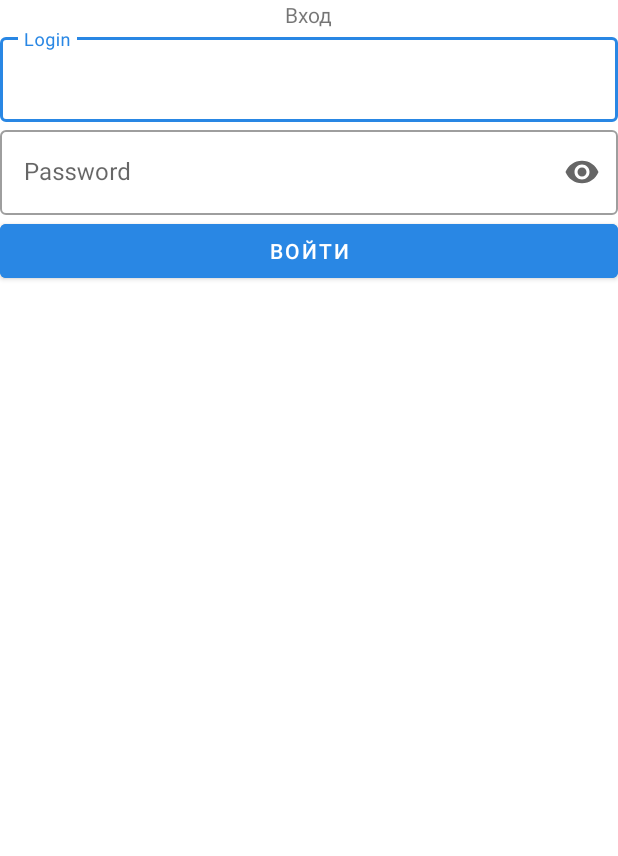
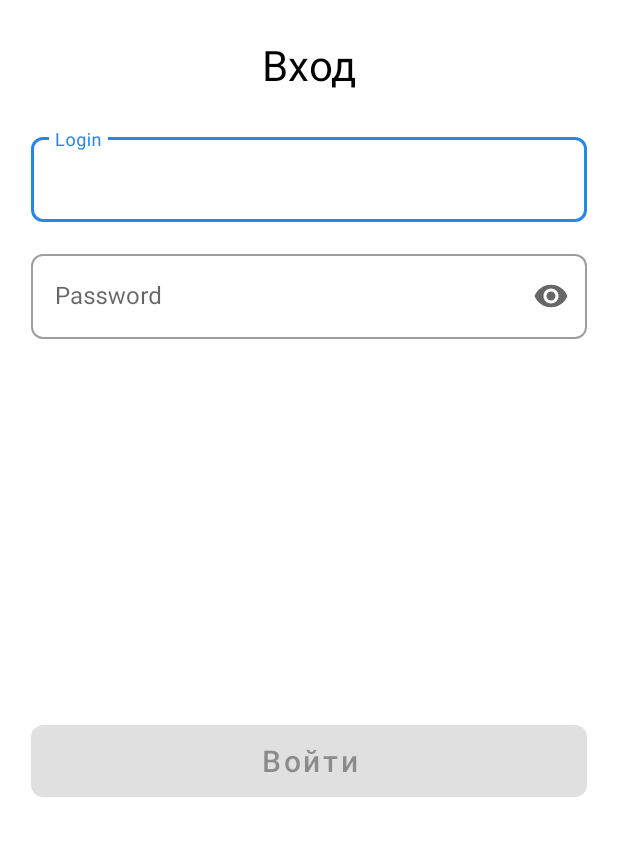
Before and after one commit to Danseren/Sarancha_Lesson2, an Android app: the screen it shows after launch (MainActivity), on a phone screen of 412 x 824 dp, the part 84-940 px from its top. Run offline under Robolectric (Android 15) with nearby library versions, the phone set to English and light mode, and no system bars.

Commit message:
Sarancha_Lesson_5_work | Рефакторинг окна авторизации

```diff
--- a/app/src/main/java/ru/aston/sarancha_lesson2/AuthorizationFragment.kt
+++ b/app/src/main/java/ru/aston/sarancha_lesson2/AuthorizationFragment.kt
@@ -1,12 +1,20 @@
 package ru.aston.sarancha_lesson2
 
+import android.annotation.SuppressLint
 import android.os.Bundle
+import android.text.Editable
+import android.text.TextWatcher
 import android.view.LayoutInflater
 import android.view.View
 import android.view.ViewGroup
 import androidx.fragment.app.Fragment
-import ru.aston.sarancha_lesson2.contract.navigator
+import ru.aston.sarancha_lesson2.Utils.CORRECT_PASSWORD
+import ru.aston.sarancha_lesson2.Utils.EMPTY_PASSWORD
+import ru.aston.sarancha_lesson2.Utils.makeVisible
+import ru.aston.sarancha_lesson2.Utils.navigator
 import ru.aston.sarancha_lesson2.databinding.FragmentAuthorizationBinding
+import java.util.*
+import kotlin.concurrent.schedule
 
 class AuthorizationFragment : Fragment() {
 
@@ -26,13 +34,51 @@ class AuthorizationFragment : Fragment() {
         return binding.root
     }
 
+    @SuppressLint("ResourceAsColor")
     override fun onViewCreated(view: View, savedInstanceState: Bundle?) {
         super.onViewCreated(view, savedInstanceState)
 
         with(binding) {
-            btnEntrance.setOnClickListener {
-                navigator().showMainScreen()
+            btnEntrance.apply {
+                isEnabled = false
+                setOnClickListener {
+                    when (etPassword.text.toString()) {
+                        CORRECT_PASSWORD -> {
+                            authorisationProgressBar.makeVisible()
+                            Timer().schedule(2000) {
+                                navigator().showMainScreen()
+                            }
+
+                        }
+                    }
+                }
             }
+
+            etPassword.addTextChangedListener(object : TextWatcher {
+                override fun onTextChanged(
+                    char: CharSequence,
+                    start: Int,
+                    before: Int,
+                    count: Int
+                ) {
+                    btnEntrance.isEnabled = char.toString().trim { it <= ' ' }.isNotEmpty()
+                    when (etPassword.text.toString()) {
+                        CORRECT_PASSWORD -> TextInputLayoutPassword.error = null
+                        EMPTY_PASSWORD -> TextInputLayoutPassword.error = null
+                        else -> TextInputLayoutPassword.error = getString(R.string.wrongPasswordMessage)
+                    }
+
+                }
+
+                override fun beforeTextChanged(
+                    s: CharSequence, start: Int, count: Int,
+                    after: Int
+                ) {
+                }
+
+                override fun afterTextChanged(s: Editable) {
+                }
+            })
         }
     }
 
--- a/app/src/main/java/ru/aston/sarancha_lesson2/MainFragment.kt
+++ b/app/src/main/java/ru/aston/sarancha_lesson2/MainFragment.kt
@@ -5,8 +5,8 @@ import android.view.LayoutInflater
 import android.view.View
 import android.view.ViewGroup
 import androidx.fragment.app.Fragment
+import ru.aston.sarancha_lesson2.Utils.navigator
 import ru.aston.sarancha_lesson2.contract.HasCustomTitle
-import ru.aston.sarancha_lesson2.contract.navigator
 import ru.aston.sarancha_lesson2.databinding.FragmentMainBinding
 
 class MainFragment : Fragment(), HasCustomTitle {
@@ -31,6 +31,7 @@ class MainFragment : Fragment(), HasCustomTitle {
         super.onViewCreated(view, savedInstanceState)
 
         with(binding) {
+
             bottomNavigation.apply {
                 setOnItemSelectedListener { item ->
                     when (item.itemId) {
--- a/app/src/main/java/ru/aston/sarancha_lesson2/OfficesFragment.kt
+++ b/app/src/main/java/ru/aston/sarancha_lesson2/OfficesFragment.kt
@@ -5,8 +5,8 @@ import android.view.LayoutInflater
 import android.view.View
 import android.view.ViewGroup
 import androidx.fragment.app.Fragment
+import ru.aston.sarancha_lesson2.Utils.navigator
 import ru.aston.sarancha_lesson2.contract.HasCustomTitle
-import ru.aston.sarancha_lesson2.contract.navigator
 import ru.aston.sarancha_lesson2.databinding.FragmentOfficesBinding
 
 class OfficesFragment : Fragment(), HasCustomTitle {
--- /dev/null
+++ b/app/src/main/java/ru/aston/sarancha_lesson2/Utils/Const.kt
@@ -0,0 +1,4 @@
+package ru.aston.sarancha_lesson2.Utils
+
+const val CORRECT_PASSWORD = "42"
+const val EMPTY_PASSWORD = ""
--- /dev/null
+++ b/app/src/main/java/ru/aston/sarancha_lesson2/Utils/Extensions.kt
@@ -0,0 +1,17 @@
+package ru.aston.sarancha_lesson2.Utils
+
+import android.view.View
+import androidx.fragment.app.Fragment
+import ru.aston.sarancha_lesson2.contract.Navigator
+
+fun View.makeVisible() {
+    this.visibility = View.VISIBLE
+}
+
+fun View.makeGone() {
+    this.visibility = View.GONE
+}
+
+fun Fragment.navigator(): Navigator {
+    return requireActivity() as Navigator
+}
--- a/app/src/main/java/ru/aston/sarancha_lesson2/contract/Navigator.kt
+++ b/app/src/main/java/ru/aston/sarancha_lesson2/contract/Navigator.kt
@@ -3,10 +3,6 @@ package ru.aston.sarancha_lesson2.contract
 import androidx.fragment.app.Fragment
 
 typealias ResultListener<T> = (T) -> Unit
-
-fun Fragment.navigator(): Navigator {
-    return requireActivity() as Navigator
-}
 
 interface Navigator {
 
--- /dev/null
+++ b/app/src/main/res/drawable/button_background.xml
@@ -0,0 +1,8 @@
+<?xml version="1.0" encoding="utf-8"?>
+<shape
+    xmlns:android="http://schemas.android.com/apk/res/android"
+    android:shape="rectangle"
+    android:tint="@color/aston_color">
+
+    <corners android:radius="@dimen/radius"/>
+</shape>
--- a/app/src/main/res/layout/fragment_authorization.xml
+++ b/app/src/main/res/layout/fragment_authorization.xml
@@ -1,69 +1,97 @@
 <?xml version="1.0" encoding="utf-8"?>
-<androidx.constraintlayout.widget.ConstraintLayout
-    xmlns:android="http://schemas.android.com/apk/res/android"
+<androidx.constraintlayout.widget.ConstraintLayout xmlns:android="http://schemas.android.com/apk/res/android"
+    xmlns:app="http://schemas.android.com/apk/res-auto"
     xmlns:tools="http://schemas.android.com/tools"
     android:layout_width="match_parent"
-    android:layout_height="match_parent"
-    xmlns:app="http://schemas.android.com/apk/res-auto">
+    android:layout_height="match_parent">
+
+    <androidx.constraintlayout.widget.Guideline
+        android:id="@+id/guidelineVerticalStart"
+        android:layout_width="wrap_content"
+        android:layout_height="wrap_content"
+        android:orientation="vertical"
+        app:layout_constraintGuide_percent="0.05" />
+
+    <androidx.constraintlayout.widget.Guideline
+        android:id="@+id/guidelineVerticalEnd"
+        android:layout_width="wrap_content"
+        android:layout_height="wrap_content"
+        android:orientation="vertical"
+        app:layout_constraintGuide_percent="0.95" />
 
     <TextView
         android:id="@+id/tvEntrance"
+        style="@style/TitleTextStyle"
         android:layout_width="wrap_content"
         android:layout_height="wrap_content"
+        android:layout_marginTop="@dimen/marginExtraLarge"
+        android:text="@string/tvEntrance"
+        app:layout_constraintEnd_toEndOf="parent"
         app:layout_constraintStart_toStartOf="parent"
-        app:layout_constraintTop_toTopOf="parent"
-        app:layout_constraintEnd_toEndOf="parent"
-        android:text="Вход"/>
+        app:layout_constraintTop_toTopOf="parent" />
 
     <com.google.android.material.textfield.TextInputLayout
         android:id="@+id/TextInputLayoutLogin"
-        android:layout_width="match_parent"
+        style="@style/TextInputLayoutStyle"
+        android:layout_width="0dp"
         android:layout_height="wrap_content"
-        tools:ignore="MissingConstraints"
-        android:hint="Login"
-        style="@style/Widget.MaterialComponents.TextInputLayout.OutlinedBox"
-        app:layout_constraintStart_toStartOf="parent"
-        app:layout_constraintEnd_toEndOf="parent"
+        android:layout_marginTop="@dimen/marginExtraLarge"
+        android:hint="@string/hintLayoutLogin"
+        app:layout_constraintEnd_toStartOf="@+id/guidelineVerticalEnd"
+        app:layout_constraintStart_toEndOf="@+id/guidelineVerticalStart"
         app:layout_constraintTop_toBottomOf="@+id/tvEntrance"
-        >
+        tools:ignore="MissingConstraints">
 
         <com.google.android.material.textfield.TextInputEditText
             android:id="@+id/etLogin"
             android:layout_width="match_parent"
-            android:layout_height="wrap_content"
-            />
+            android:layout_height="wrap_content" />
 
     </com.google.android.material.textfield.TextInputLayout>
 
     <com.google.android.material.textfield.TextInputLayout
         android:id="@+id/TextInputLayoutPassword"
-        android:layout_width="match_parent"
+        style="@style/TextInputLayoutStyle"
+        android:layout_width="0dp"
         android:layout_height="wrap_content"
+        android:layout_marginTop="@dimen/marginLarge"
+        android:hint="@string/hintLayoutPassword"
         app:endIconMode="password_toggle"
-        tools:ignore="MissingConstraints"
-        android:hint="Password"
-        style="@style/Widget.MaterialComponents.TextInputLayout.OutlinedBox"
-        app:layout_constraintStart_toStartOf="parent"
-        app:layout_constraintEnd_toEndOf="parent"
-        app:layout_constraintTop_toBottomOf="@+id/TextInputLayoutLogin">
+        app:errorEnabled="true"
+        app:layout_constraintEnd_toStartOf="@+id/guidelineVerticalEnd"
+        app:layout_constraintStart_toEndOf="@+id/guidelineVerticalStart"
+        app:layout_constraintTop_toBottomOf="@+id/TextInputLayoutLogin"
+        tools:ignore="MissingConstraints">
 
         <com.google.android.material.textfield.TextInputEditText
             android:id="@+id/etPassword"
             android:layout_width="match_parent"
             android:layout_height="wrap_content"
-            android:inputType="textPassword"
-            />
+            android:inputType="textPassword" />
 
     </com.google.android.material.textfield.TextInputLayout>
 
     <Button
         android:id="@+id/btnEntrance"
-        android:backgroundTint="@color/aston_color"
         android:layout_width="0dp"
         android:layout_height="wrap_content"
+        android:background="@drawable/button_background"
+        android:text="@string/btnEntrance"
+        android:textAllCaps="false"
+        android:textSize="@dimen/btnTextSize"
+        app:layout_constraintBottom_toBottomOf="parent"
+        app:layout_constraintEnd_toStartOf="@+id/guidelineVerticalEnd"
+        app:layout_constraintStart_toEndOf="@+id/guidelineVerticalStart"
+        app:layout_constraintTop_toBottomOf="@+id/TextInputLayoutPassword" />
+
+    <ProgressBar
+        android:id="@+id/authorisationProgressBar"
+        android:layout_width="wrap_content"
+        android:layout_height="wrap_content"
+        android:visibility="gone"
+        app:layout_constraintBottom_toTopOf="@+id/btnEntrance"
+        app:layout_constraintEnd_toEndOf="parent"
         app:layout_constraintStart_toStartOf="parent"
-        app:layout_constraintEnd_toEndOf="parent"
-        android:text="Войти"
-        app:layout_constraintTop_toBottomOf="@+id/TextInputLayoutPassword"/>
+        app:layout_constraintTop_toBottomOf="@+id/TextInputLayoutPassword" />
 
 </androidx.constraintlayout.widget.ConstraintLayout>
--- a/app/src/main/res/values/colors.xml
+++ b/app/src/main/res/values/colors.xml
@@ -10,4 +10,5 @@
 
     <color name="aston_color">#2987E4</color>
     <color name="red">#D30202</color>
+    <color name="gray">#BCD6F1</color>
 </resources>
--- a/app/src/main/res/values/dimens.xml
+++ b/app/src/main/res/values/dimens.xml
@@ -2,6 +2,9 @@
 <resources>
     <dimen name="marginMedium">8dp</dimen>
     <dimen name="marginLarge">16dp</dimen>
+    <dimen name="marginExtraLarge">24dp</dimen>
     <dimen name="paddingLarge">16dp</dimen>
     <dimen name="chipSpacingHorizontal">4dp</dimen>
+    <dimen name="btnTextSize">20sp</dimen>
+    <dimen name="radius">8dp</dimen>
 </resources>
--- a/app/src/main/res/values/strings.xml
+++ b/app/src/main/res/values/strings.xml
@@ -11,4 +11,9 @@
     <string name="titleAbout">О нас</string>
     <string name="titleVacancies">Вакансии</string>
     <string name="titleOffices">Офисы</string>
+    <string name="wrongPasswordMessage">Неверный пароль</string>
+    <string name="tvEntrance">Вход</string>
+    <string name="hintLayoutLogin">Login</string>
+    <string name="hintLayoutPassword">Password</string>
+    <string name="btnEntrance">Войти</string>
 </resources>
--- a/app/src/main/res/values/styles.xml
+++ b/app/src/main/res/values/styles.xml
@@ -2,8 +2,7 @@
 <resources>
     <style name="TitleTextStyle" parent="TextAppearance.AppCompat">
         <item name="android:textColor">@color/black</item>
-        <item name="android:textStyle">bold</item>
-        <item name="android:textSize">24sp</item>
+        <item name="android:textSize">28sp</item>
     </style>
 
     <style name="SmallTextStyle" parent="TextAppearance.AppCompat">
@@ -15,4 +14,12 @@
         <item name="android:textColor">@color/black</item>
         <item name="android:textSize">20sp</item>
     </style>
+
+    <style name="TextInputLayoutStyle" parent="Widget.MaterialComponents.TextInputLayout.OutlinedBox">
+        <item name="boxCornerRadiusBottomEnd">8dp</item>
+        <item name="boxCornerRadiusBottomStart">8dp</item>
+        <item name="boxCornerRadiusTopEnd">8dp</item>
+        <item name="boxCornerRadiusTopStart">8dp</item>
+    </style>
+
 </resources>
--- a/app/src/main/res/values/themes.xml
+++ b/app/src/main/res/values/themes.xml
@@ -6,7 +6,7 @@
         <item name="colorPrimaryVariant">@color/aston_color</item>
         <item name="colorOnPrimary">@color/white</item>
         <!-- Secondary brand color. -->
-        <item name="colorSecondary">@color/teal_200</item>
+        <item name="colorSecondary">@color/aston_color</item>
         <item name="colorSecondaryVariant">@color/teal_700</item>
         <item name="colorOnSecondary">@color/black</item>
         <!-- Status bar color. -->
```
